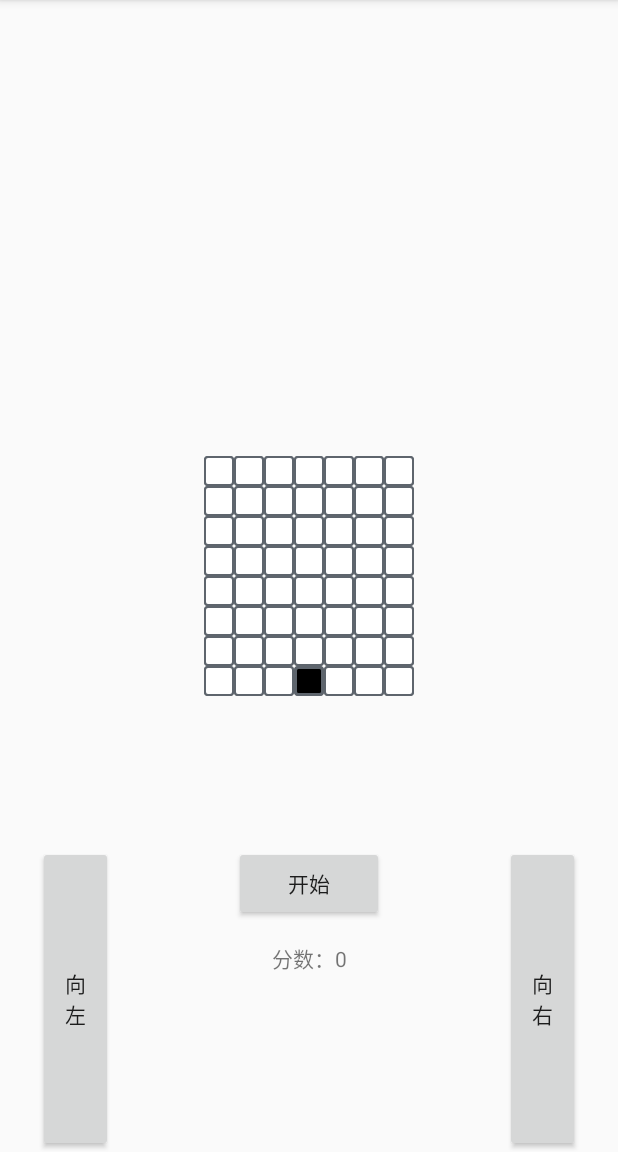
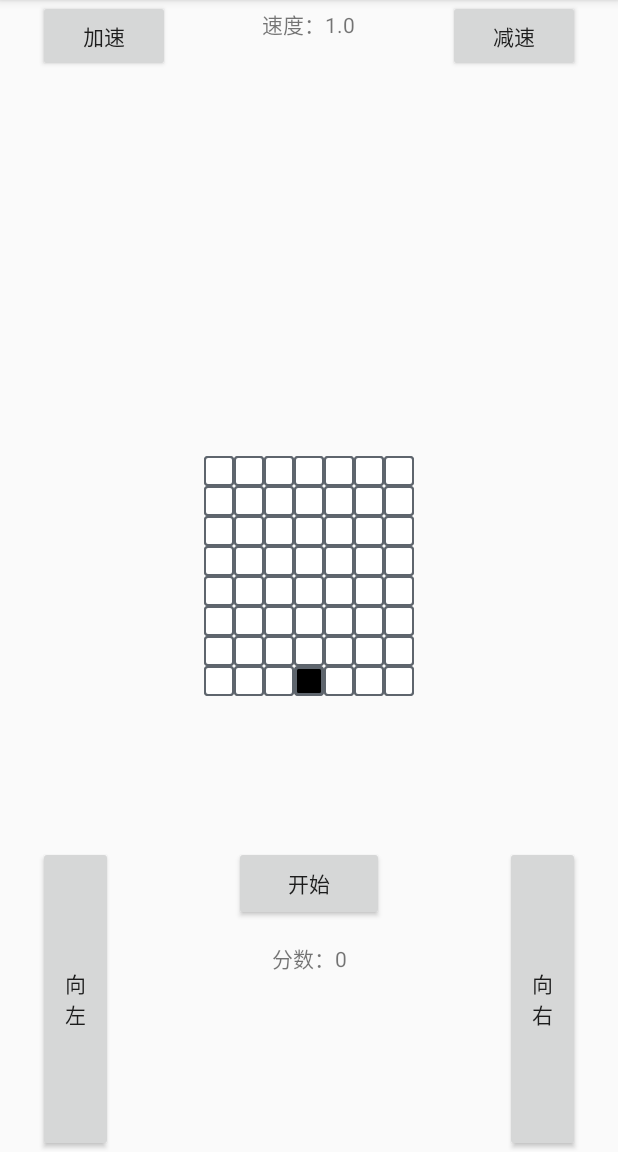
Before and after one commit to Liveinadream/RecyclerViewDemo, an Android app: the GameRecyclerViewActivity screen opened directly, with no data from a screen before it, on a phone screen of 412 x 824 dp, the part 84-1236 px from its top. Run offline under Robolectric (Android 15) with nearby library versions, the phone set to English and light mode, and no system bars.

Commit message:
加入了开始游戏逻辑

```diff
--- a/app/src/main/java/com/ztn/recyclerviewdemo/game/GameBox.kt
+++ b/app/src/main/java/com/ztn/recyclerviewdemo/game/GameBox.kt
@@ -39,4 +39,8 @@ interface GameBox {
     //重置
     fun reset()
 
+    fun gameEnd()
+
+    fun startGame()
+
 }
--- a/app/src/main/java/com/ztn/recyclerviewdemo/game/GameRecyclerViewActivity.kt
+++ b/app/src/main/java/com/ztn/recyclerviewdemo/game/GameRecyclerViewActivity.kt
@@ -1,17 +1,20 @@
 package com.ztn.recyclerviewdemo.game
 
+import android.annotation.SuppressLint
 import android.content.Context
 import android.content.Intent
 import android.os.Bundle
+import android.os.CountDownTimer
 import android.support.v7.widget.StaggeredGridLayoutManager
+import android.util.Log
 import android.view.View
 import android.widget.Toast
 import com.ztn.common.BaseActivity
 import com.ztn.recyclerviewdemo.R
 import com.ztn.recyclerviewdemo.game.adppter.GameRecyclerViewAdapter
 import kotlinx.android.synthetic.main.activity_game.*
-import java.util.ArrayList
-import kotlin.random.Random
+import java.util.*
+
 
 /**
  * Created by 冒险者ztn on 2018/1/24.
@@ -26,17 +29,45 @@ class GameRecyclerViewActivity : BaseActivity(), GameBox {
             return Intent(context, GameRecyclerViewActivity::class.java)
         }
 
-        const val NOGAME = 1            //当前没有游戏在进行
-        const val STARTGAME = 2         //当前游戏已经开始
-        const val ENDGAME = 3           //当前游戏已经结束
+        const val NO_GAME = 1            //当前没有游戏在进行
+        const val START_GAME = 2         //当前游戏已经开始
+        const val END_GAME = 3           //当前游戏已经结束
     }
 
-    var gameState = NOGAME
-    var speed = 1f
-    lateinit var gameBean: MutableList<GameBean>
-    lateinit var adapter: GameRecyclerViewAdapter
+//    private val mHandler = object : Handler() {
+//       override fun handleMessage(msg: Message) {
+//            super.handleMessage(msg)
+//            when (msg.what) {
+//                START_GAME ->{
+//                    //在这里去执行定时操作逻辑
+//                    val message =obtainMessage(START_GAME)
+//                    this.sendMessageDelayed(message, 1000)
+//                }
+//
+//                else -> {
+//                }
+//            }
+//        }
+//    }
+//
+//    class MyHandler :Handler(){
+//
+//
+//        override fun handleMessage(msg: Message?) {
+//            super.handleMessage(msg)
+//
+//
+//        }
+//    }
+
+    private var gameState = NO_GAME
+    private var speed = 1f
+    private var useScore = 0
+    private lateinit var gameBean: MutableList<GameBean>
+    private lateinit var adapter: GameRecyclerViewAdapter
+    private lateinit var timer: CountDownTimer
     val position = ArrayList<Int>()
-    private val moren = Triple(false, second = false, third = false)
+    private val default = Triple(false, second = false, third = false)
     private var selfNum = 3
 
 
@@ -57,6 +88,11 @@ class GameRecyclerViewActivity : BaseActivity(), GameBox {
 
         reset()
 
+        initListener()
+        initTask()
+    }
+
+    private fun initListener() {
         toLeft.setOnClickListener {
             toLeft()
         }
@@ -65,21 +101,50 @@ class GameRecyclerViewActivity : BaseActivity(), GameBox {
             toRight()
         }
 
+        startGame.setOnClickListener {
+            startGame()
+        }
+
+        speedDown.setOnClickListener {
+            speedDown()
+        }
+
+        speedUp.setOnClickListener {
+            speedUp()
+        }
     }
 
+    private fun initTask() {
+        timer = object : CountDownTimer(36000, 1000 * speed.toLong()) {
+            override fun onTick(millisUntilFinished: Long) {
+                if (gameState == START_GAME)
+                    setEnemy()
+            }
+
+            override fun onFinish() {
+
+                gameState = END_GAME
+                gameEnd.visibility = View.VISIBLE
+            }
+        }
+    }
+
+    @SuppressLint("SetTextI18n")
     override fun refreshAll(position: ArrayList<Int>) {
+        Log.d("获取到的数组：", position.toString())
         //已有敌人下降
         for (i in gameBean.size downTo 0) {
-            if (i < 50) {
+            if (i < 49) {
                 gameBean[i + 7] = gameBean[i]
-                if (gameBean[i + 7].gz.second && gameBean[selfNum + 48].gz.first) {
+                if ((i + 7) == (selfNum + 48) && gameBean[i + 7].gz.second && gameBean[selfNum + 48].gz.first) {
                     gameBean[i + 7].gz = Triple(true, second = true, third = true)
+                    gameEnd()
                 }
             }
         }
         //生成新的敌人
         for (i in 0 until 7) {
-            gameBean[i] = GameBean(moren)
+            gameBean[i] = GameBean(default)
         }
 
         position.forEach {
@@ -88,20 +153,32 @@ class GameRecyclerViewActivity : BaseActivity(), GameBox {
 
         //刷新
         adapter.notifyDataSetChanged()
+        if (gameState != END_GAME) {
+            useScore++
+            score.text = "${useScore}分"
+
+        }
 
     }
 
     override fun toRight() {
-        if (selfNum < 7) {
+        if (selfNum < 7 && gameState == START_GAME) {
             selfNum++
+            showSelf()
         }
     }
 
     override fun toLeft() {
-        if (selfNum > 0) {
+        if (selfNum > 0 && gameState == START_GAME) {
             selfNum--
+            showSelf()
         }
 
+    }
+
+    private fun showSelf() {
+        gameBean[selfNum + 48] = GameBean(Triple(first = true, second = false, third = false))
+        adapter.notifyItemChanged(selfNum + 48)
     }
 
     override fun setSpeed() {
@@ -123,8 +200,8 @@ class GameRecyclerViewActivity : BaseActivity(), GameBox {
     override fun setEnemy() {
         position.clear()
         //生成的敌人个数 最多生成6个
-        val enemyPosition = Random(1).nextInt(0, 7)
-
+        val enemyPosition = Random().nextInt(7)
+        Log.d("生成的敌人个数：", enemyPosition.toString())
         //在7个位置中生成对应的有敌人的位置
         for (i in 0 until enemyPosition) {
             giveNum()
@@ -138,10 +215,11 @@ class GameRecyclerViewActivity : BaseActivity(), GameBox {
     }
 
     override fun reset() {
+        useScore = 0
         score.text = "分数：0"
         gameEnd.visibility = View.GONE
         selfNum = 3
-        gameState = NOGAME
+        gameState = NO_GAME
 
         gameBean.clear()
         for (i in 0 until 7 * 8) {
@@ -158,6 +236,18 @@ class GameRecyclerViewActivity : BaseActivity(), GameBox {
 
     }
 
+    override fun gameEnd() {
+        timer.onFinish()
+
+    }
+
+    override fun startGame() {
+        reset()
+        gameState = START_GAME
+        timer.start()
+
+    }
+
     private fun giveNum() {
         val num = getNum()
         if (position.contains(num)) {
@@ -167,6 +257,11 @@ class GameRecyclerViewActivity : BaseActivity(), GameBox {
         }
     }
 
-    private fun getNum() = Random(1).nextInt(0, 7)
+    private fun getNum() = Random().nextInt( 7)
+
+    override fun onDestroy() {
+        timer.cancel()
+        super.onDestroy()
+    }
 
 }
--- a/app/src/main/res/layout/activity_game.xml
+++ b/app/src/main/res/layout/activity_game.xml
@@ -7,6 +7,34 @@
         android:layout_width="match_parent"
         android:layout_height="match_parent"
         android:orientation="vertical">
+
+        <TextView
+            android:id="@+id/gameSpeed"
+            android:layout_width="wrap_content"
+            android:layout_height="wrap_content"
+            android:layout_centerHorizontal="true"
+            android:padding="5dp"
+            android:text="速度：1.0" />
+
+
+        <Button
+            android:id="@+id/speedDown"
+            android:layout_width="wrap_content"
+            android:layout_height="wrap_content"
+            android:layout_alignParentEnd="true"
+            android:layout_marginEnd="25dp"
+            android:padding="5dp"
+            android:text="减速" />
+
+
+        <Button
+            android:id="@+id/speedUp"
+            android:layout_width="wrap_content"
+            android:layout_height="wrap_content"
+            android:layout_marginStart="25dp"
+            android:padding="5dp"
+            android:text="加速" />
+
 
         <android.support.v7.widget.RecyclerView
             android:id="@+id/game_rv"
```
